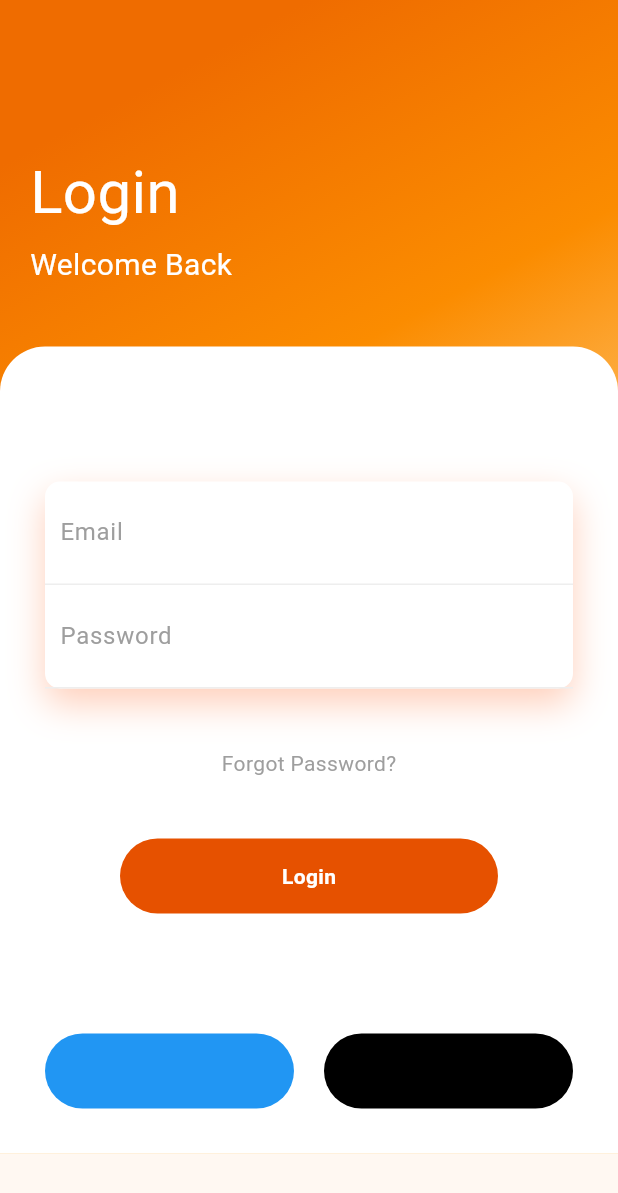
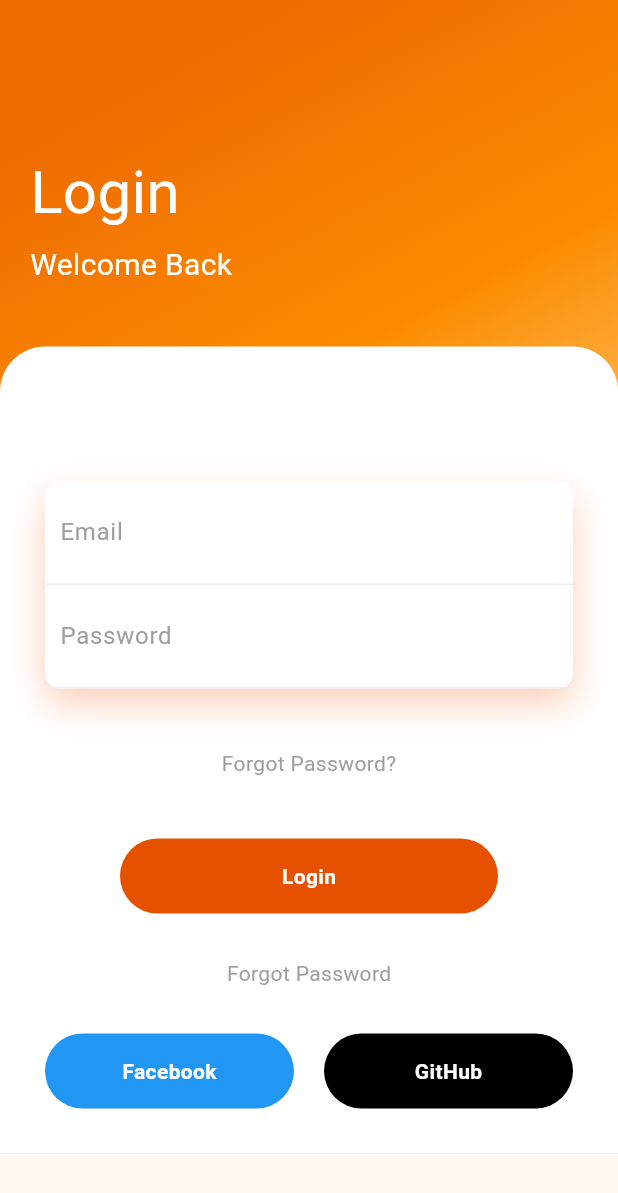
Before and after one commit to kjhan1113/flutter_designs, a Flutter app: the screen it shows after launch, after a tap on "login1", on a phone screen of 412 x 824 dp. Shown: the top 1193 px of the screen. Run offline on Flutter 3.47's test engine with Material 3 defaults, Android fonts, the light colour scheme and no system bars.

```diff
--- a/lib/login_page/login_page_1.dart
+++ b/lib/login_page/login_page_1.dart
@@ -131,7 +131,12 @@
                           ),
                         ),
                       ),
-                      const SizedBox(height: 80),
+                      const SizedBox(height: 30),
+                      const Text(
+                        'Forgot Password',
+                        style: TextStyle(color: Colors.grey),
+                      ),
+                      const SizedBox(height: 30),
                       Row(
                         mainAxisAlignment: MainAxisAlignment.center,
                         children: [
@@ -142,6 +147,14 @@
                                 borderRadius: BorderRadius.circular(50),
                                 color: Colors.blue,
                               ),
+                              child: const Center(
+                                child: Text(
+                                  'Facebook',
+                                  style: TextStyle(
+                                      color: Colors.white,
+                                      fontWeight: FontWeight.bold),
+                                ),
+                              ),
                             ),
                           ),
                           const SizedBox(width: 20),
@@ -151,6 +164,14 @@
                               decoration: BoxDecoration(
                                 borderRadius: BorderRadius.circular(50),
                                 color: Colors.black,
+                              ),
+                              child: const Center(
+                                child: Text(
+                                  'GitHub',
+                                  style: TextStyle(
+                                      color: Colors.white,
+                                      fontWeight: FontWeight.bold),
+                                ),
                               ),
                             ),
                           ),
--- a/lib/main.dart
+++ b/lib/main.dart
@@ -65,7 +65,7 @@
             const SizedBox(height: 10),
             const Center(
               child: Text(
-                'TEST',
+                'Login Design',
                 style: TextStyle(
                   fontSize: 20,
                   fontWeight: FontWeight.bold,
@@ -93,7 +93,7 @@
             const SizedBox(height: 10),
             const Center(
               child: Text(
-                'TEST',
+                'Layout Design',
                 style: TextStyle(
                   fontSize: 20,
                   fontWeight: FontWeight.bold,
--- a/pubspec.yaml
+++ b/pubspec.yaml
@@ -45,7 +45,7 @@
   # activated in the `analysis_options.yaml` file located at the root of your
   # package. See that file for information about deactivating specific lint
   # rules and activating additional ones.
-  flutter_lints: ^3.0.0
+  flutter_lints: ^4.0.0
 
 # For information on the generic Dart part of this file, see the
 # following page: https://dart.dev/tools/pub/pubspec
```
Also changed, not shown: pubspec.lock, 1 other file.
